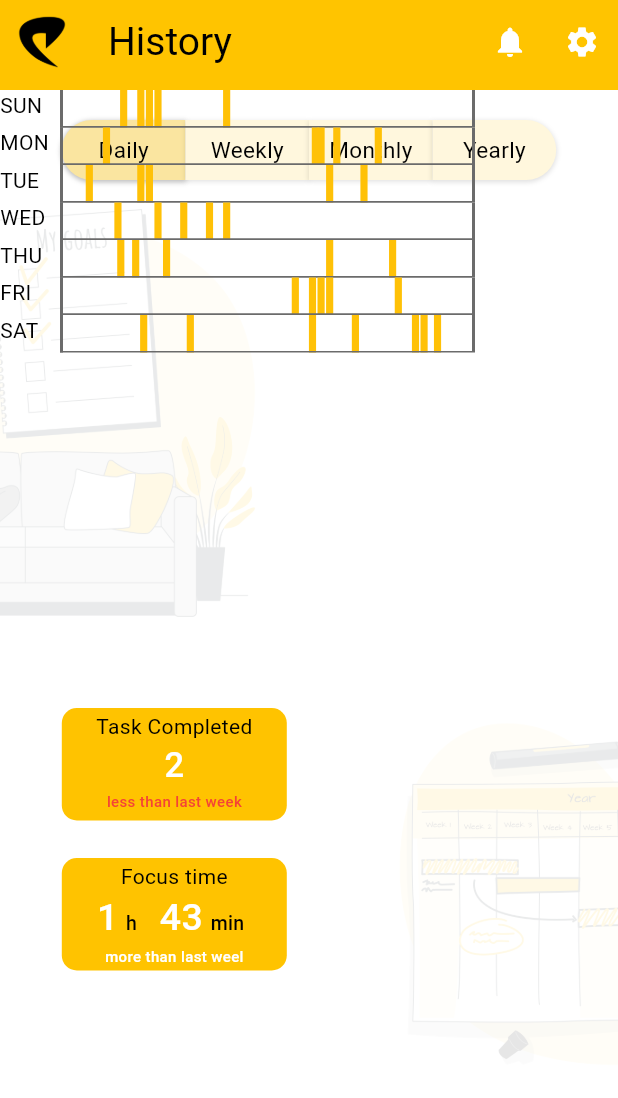
After one commit to yasira2000/efymen, a Flutter app: the screen it shows after launch, after a tap on "text 4", on a phone screen of 412 x 824 dp. The commit adds this screen. Shown: the top 1098 px of the screen. Run offline on Flutter 3.47's test engine with Material 2 defaults, Android fonts, the phone set to English and light mode, and no system bars; our stand-ins replace google_fonts; missing offline and left inert: string_to_color.

Commit message:
part of history page is done

```diff
--- /dev/null
+++ b/lib/models/Pomodoru.dart
@@ -0,0 +1,15 @@
+class Pomodoru {
+  String _description = '';
+  final DateTime _start;
+  final String _type;
+
+  Pomodoru(this._description, this._start, this._type);
+
+  String get description => _description;
+  DateTime get start => _start;
+  String get type => _type;
+
+  set description(String description) {
+    _description = description;
+  }
+}
--- a/lib/screens/dailyRouting.dart
+++ b/lib/screens/dailyRouting.dart
@@ -221,10 +221,11 @@ class _DailyRoutingState extends State<DailyRouting>
                                 ),
                               ),
                             ),
-                            )
+                          ),
                       ],
                     ),
-                    )),
+                  ),
+                ),
               ],
             ),
           ),
--- /dev/null
+++ b/lib/screens/historyScreen.dart
@@ -0,0 +1,328 @@
+import 'package:efymen/models/Pomodoru.dart';
+import 'package:efymen/widgets/appbar.dart';
+import 'package:flutter/material.dart';
+import 'package:google_fonts/google_fonts.dart';
+
+class HistoryPage extends StatefulWidget {
+  const HistoryPage({super.key});
+
+  @override
+  State<HistoryPage> createState() => _HistoryPageState();
+}
+
+class _HistoryPageState extends State<HistoryPage>
+    with TickerProviderStateMixin {
+  int current = 0;
+  List<String> text = ['Daily', 'Weekly', 'Monthly', 'Yearly'];
+  List<String> days = ['SUN', 'MON', 'TUE', 'WED', 'THU', 'FRI', 'SAT'];
+  List<List<Pomodoru>> week = [
+    [
+      Pomodoru('none', DateTime(2017, 9, 7, 3, 30), 'goal'),
+      Pomodoru('none', DateTime(2017, 9, 7, 4, 30), 'goal'),
+      Pomodoru('none', DateTime(2017, 9, 7, 5, 0), 'goal'),
+      Pomodoru('none', DateTime(2017, 9, 7, 5, 30), 'goal'),
+      Pomodoru('none', DateTime(2017, 9, 7, 9, 30), 'goal')
+    ],
+    [
+      Pomodoru('none', DateTime(2017, 9, 7, 2, 30), 'goal'),
+      Pomodoru('none', DateTime(2017, 9, 7, 14, 40), 'goal'),
+      Pomodoru('none', DateTime(2017, 9, 7, 15, 0), 'goal'),
+      Pomodoru('none', DateTime(2017, 9, 7, 15, 55), 'goal'),
+      Pomodoru('none', DateTime(2017, 9, 7, 18, 20), 'goal')
+    ],
+    [
+      Pomodoru('none', DateTime(2017, 9, 7, 1, 30), 'goal'),
+      Pomodoru('none', DateTime(2017, 9, 7, 4, 30), 'goal'),
+      Pomodoru('none', DateTime(2017, 9, 7, 5, 0), 'goal'),
+      Pomodoru('none', DateTime(2017, 9, 7, 15, 30), 'goal'),
+      Pomodoru('none', DateTime(2017, 9, 7, 17, 30), 'goal')
+    ],
+    [
+      Pomodoru('none', DateTime(2017, 9, 7, 3, 10), 'goal'),
+      Pomodoru('none', DateTime(2017, 9, 7, 5, 30), 'goal'),
+      Pomodoru('none', DateTime(2017, 9, 7, 7, 0), 'goal'),
+      Pomodoru('none', DateTime(2017, 9, 7, 8, 30), 'goal'),
+      Pomodoru('none', DateTime(2017, 9, 7, 9, 30), 'goal')
+    ],
+    [
+      Pomodoru('none', DateTime(2017, 9, 7, 3, 20), 'goal'),
+      Pomodoru('none', DateTime(2017, 9, 7, 4, 12), 'goal'),
+      Pomodoru('none', DateTime(2017, 9, 7, 6, 0), 'goal'),
+      Pomodoru('none', DateTime(2017, 9, 7, 15, 30), 'goal'),
+      Pomodoru('none', DateTime(2017, 9, 7, 19, 10), 'goal')
+    ],
+    [
+      Pomodoru('none', DateTime(2017, 9, 7, 13, 30), 'goal'),
+      Pomodoru('none', DateTime(2017, 9, 7, 14, 30), 'goal'),
+      Pomodoru('none', DateTime(2017, 9, 7, 15, 0), 'goal'),
+      Pomodoru('none', DateTime(2017, 9, 7, 15, 30), 'goal'),
+      Pomodoru('none', DateTime(2017, 9, 7, 19, 30), 'goal')
+    ],
+    [
+      Pomodoru('none', DateTime(2017, 9, 7, 4, 40), 'goal'),
+      Pomodoru('none', DateTime(2017, 9, 7, 7, 23), 'goal'),
+      Pomodoru('none', DateTime(2017, 9, 7, 93, 47), 'goal'),
+      Pomodoru('none', DateTime(2017, 9, 7, 14, 30), 'goal'),
+      Pomodoru('none', DateTime(2017, 9, 7, 17, 0), 'goal'),
+      Pomodoru('none', DateTime(2017, 9, 7, 20, 30), 'goal'),
+      Pomodoru('none', DateTime(2017, 9, 7, 21, 0), 'goal')
+    ],
+  ];
+  @override
+  Widget build(BuildContext context) {
+    Size container = MediaQuery.of(context).size;
+    return Scaffold(
+      appBar: const CommonAppBar(
+        textTitle: 'History',
+      ),
+      body: Stack(children: [
+        Positioned(
+          left: -container.width / 3.3,
+          top: container.height / 12,
+          child: Container(
+            width: 300,
+            height: 300,
+            decoration: const BoxDecoration(
+              image: DecorationImage(
+                opacity: 0.1,
+                image: AssetImage("assets/icons/image1.png"),
+              ),
+            ),
+          ),
+        ),
+        Positioned(
+          right: -container.width / 3.3,
+          bottom: container.height / 12,
+          child: Container(
+            width: 300,
+            height: 300,
+            decoration: const BoxDecoration(
+              image: DecorationImage(
+                opacity: 0.1,
+                image: AssetImage("assets/icons/image2.png"),
+              ),
+            ),
+          ),
+        ),
+        Positioned(
+          left: container.width / 10,
+          top: 20,
+          child: Column(
+            children: [
+              Row(
+                children: [
+                  for (int index = 0; index < text.length; index++)
+                    GestureDetector(
+                      onTap: () {
+                        setState(() {
+                          current = index;
+                        });
+                      },
+                      child: AnimatedContainer(
+                        duration: const Duration(milliseconds: 300),
+                        width: container.width / 5,
+                        height: 40,
+                        decoration: BoxDecoration(
+                          borderRadius: index == 0
+                              ? const BorderRadius.only(
+                                  topLeft: Radius.circular(25),
+                                  bottomLeft: Radius.circular(25))
+                              : index == text.length - 1
+                                  ? const BorderRadius.only(
+                                      topRight: Radius.circular(25),
+                                      bottomRight: Radius.circular(25))
+                                  : const BorderRadius.all(Radius.circular(0)),
+                          color: current == index
+                              ? Color(0xFFFAE5A0)
+                              : Color(0xFFFFF7DD),
+                          boxShadow: current == index
+                              ? const [
+                                  BoxShadow(
+                                      color: Colors.black26,
+                                      blurRadius: 2.0,
+                                      spreadRadius: 0.5,
+                                      offset: Offset(0, 1))
+                                ]
+                              : const [
+                                  BoxShadow(
+                                      color: Colors.black12,
+                                      blurRadius: 2.0,
+                                      spreadRadius: 0.5,
+                                      offset: Offset(0, 1))
+                                ],
+                        ),
+                        child: Center(
+                          child: Text(
+                            text[index],
+                            style: GoogleFonts.roboto(
+                                fontWeight: FontWeight.w400, fontSize: 15),
+                          ),
+                        ),
+                      ),
+                    ),
+                ],
+              ),
+            ],
+          ),
+        ),
+        Positioned(
+          left: container.width / 10,
+          top: container.height / 2,
+          child: Container(
+            height: 75,
+            width: 150,
+            decoration: BoxDecoration(
+              borderRadius: BorderRadius.circular(10),
+              color: Color(0xFFFFC300),
+            ),
+            child: const Column(
+              children: [
+                SizedBox(
+                  height: 2,
+                ),
+                Text("Task Completed"),
+                Text(
+                  '2',
+                  style: TextStyle(
+                      fontSize: 23,
+                      fontWeight: FontWeight.w500,
+                      color: Colors.white),
+                ),
+                Text(
+                  "less than last week",
+                  style: TextStyle(
+                      fontSize: 10,
+                      fontWeight: FontWeight.w500,
+                      color: Colors.red),
+                )
+              ],
+            ),
+          ),
+        ),
+        Positioned(
+          left: container.width / 10,
+          top: container.height / 2 + 100,
+          child: Container(
+            height: 75,
+            width: 150,
+            decoration: BoxDecoration(
+              borderRadius: BorderRadius.circular(10),
+              color: Color(0xFFFFC300),
+            ),
+            child: const Column(
+              children: [
+                SizedBox(
+                  height: 2,
+                ),
+                Text("Focus time"),
+                Row(
+                  crossAxisAlignment: CrossAxisAlignment.end,
+                  mainAxisAlignment: MainAxisAlignment.center,
+                  children: [
+                    Text(
+                      '1',
+                      style: TextStyle(
+                          fontSize: 25,
+                          fontWeight: FontWeight.w500,
+                          color: Colors.white),
+                    ),
+                    Padding(
+                      padding: EdgeInsets.all(5.0),
+                      child: Text(
+                        'h',
+                        style: TextStyle(
+                            fontSize: 13,
+                            fontWeight: FontWeight.w500,
+                            color: Colors.black),
+                      ),
+                    ),
+                    SizedBox(
+                      width: 10,
+                    ),
+                    Text(
+                      '43',
+                      style: TextStyle(
+                          fontSize: 25,
+                          fontWeight: FontWeight.w500,
+                          color: Colors.white),
+                    ),
+                    Padding(
+                      padding: EdgeInsets.all(5.0),
+                      child: Text(
+                        'min',
+                        style: TextStyle(
+                            fontSize: 13,
+                            fontWeight: FontWeight.w500,
+                            color: Colors.black),
+                      ),
+                    ),
+                  ],
+                ),
+                Text(
+                  "more than last weel",
+                  style: TextStyle(
+                      fontSize: 10,
+                      fontWeight: FontWeight.w500,
+                      color: Colors.white),
+                )
+              ],
+            ),
+          ),
+        ),
+        Column(
+          children: [
+            for (int i = 0; i < days.length; i++)
+              Column(
+                children: [
+                  Divider(
+                    thickness: 1,
+                    height: 0,
+                    indent: 40,
+                    endIndent: container.width - (container.width / 1.5 + 40),
+                  ),
+                  IntrinsicHeight(
+                    child: Row(
+                      children: [
+                        SizedBox(width: 40, height: 25, child: Text(days[i])),
+                        const VerticalDivider(
+                          thickness: 2,
+                          width: 0,
+                        ),
+                        SizedBox(
+                          width: container.width / 1.5,
+                          child: Stack(
+                            children: [
+                              for (int x = 0; x < week[i].length; x++)
+                                Positioned(
+                                  left: (container.width / 36) *
+                                      (week[i][x].start.hour +
+                                          week[i][x].start.minute / 60),
+                                  child: Container(
+                                    height: 25,
+                                    width: container.width * 5 / 432,
+                                    color: Colors.amber,
+                                  ),
+                                ),
+                            ],
+                          ),
+                        ),
+                        const VerticalDivider(
+                          thickness: 2,
+                          width: 0,
+                        ),
+                      ],
+                    ),
+                  ),
+                  Divider(
+                    height: 0,
+                    indent: 40,
+                    endIndent: container.width - (container.width / 1.5 + 40),
+                  ),
+                ],
+              ),
+          ],
+        ),
+      ]),
+    );
+  }
+}
--- a/lib/screens/homepage.dart
+++ b/lib/screens/homepage.dart
@@ -1,5 +1,6 @@
 import 'package:efymen/screens/dailyRouting.dart';
 import 'package:efymen/screens/goalPage.dart';
+import 'package:efymen/screens/historyScreen.dart';
 import 'package:efymen/screens/todo.dart';
 import 'package:efymen/widgets/appbar.dart';
 import 'package:flutter/material.dart';
@@ -48,6 +49,17 @@ class HomePage extends StatelessWidget {
             },
             child: const Text('text 3'),
           ),
+          TextButton(
+            onPressed: () {
+              Navigator.push(
+                context,
+                MaterialPageRoute(
+                  builder: (context) => const HistoryPage(),
+                ),
+              );
+            },
+            child: const Text('text 4'),
+          ),
         ],
       ),
     );
```
Also changed, not shown: assets/icons/goal.png (added), assets/icons/image1.png (added), assets/icons/image2.png (added), assets/icons/img1.png (added), assets/icons/img2.png (added). Lines whose indentation alone changed are shown as unchanged.
